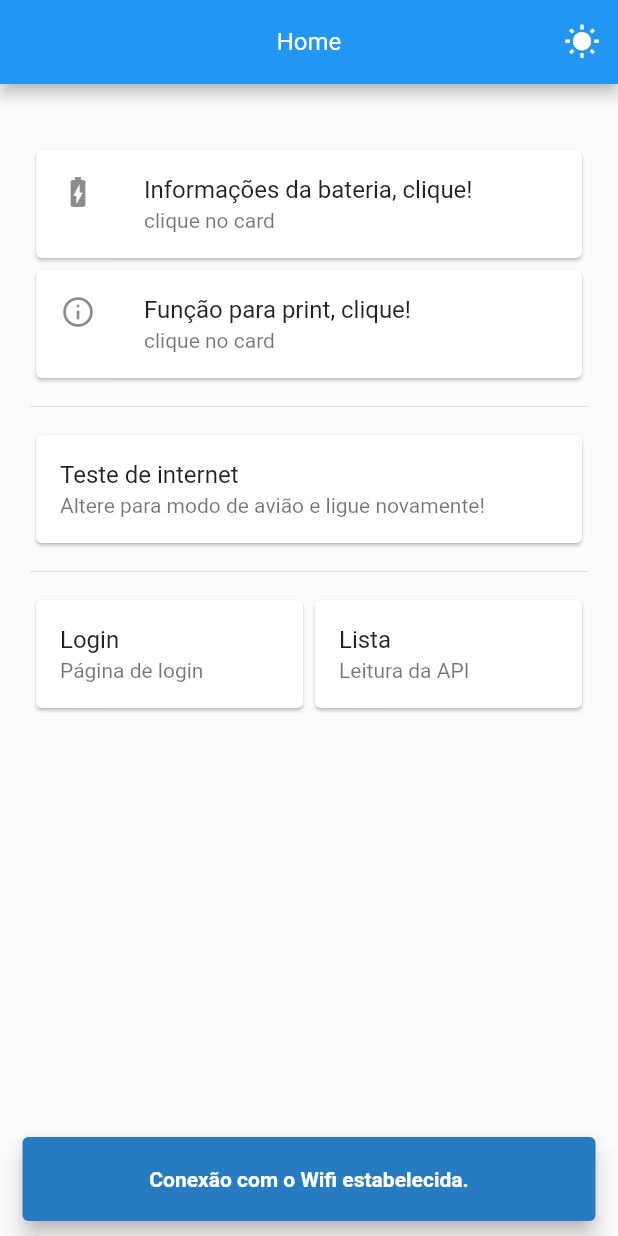
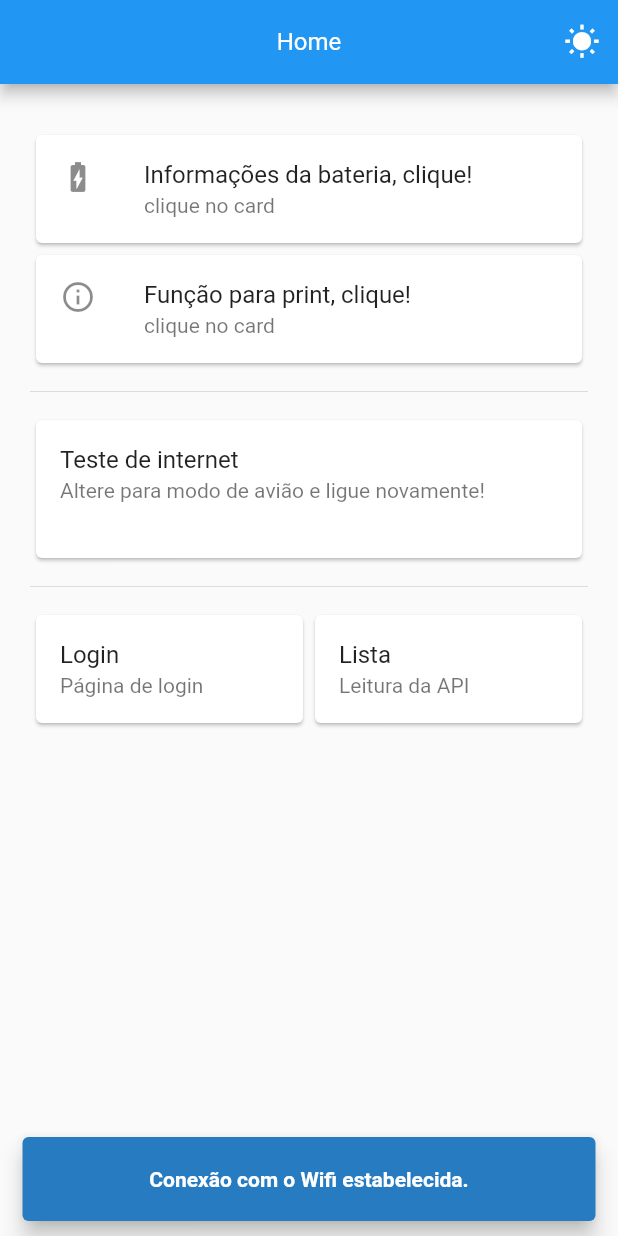
Before and after one commit to carlosmalltec/mdmottu, a Flutter app: the HomePhone widget shown alone on an empty page, opened directly with empty values, on a phone screen of 412 x 824 dp. Run offline on Flutter 3.47's test engine with Material 2 defaults, Android fonts, the phone set to English and light mode, and no system bars; our stand-ins replace connectivity_plus, dio, equatable, get_it, google_fonts, shared_preferences; accounts and stored records are empty.

Commit message:
ajuste na home

```diff
--- a/lib/features/home/presenter/pages/home_phone.dart
+++ b/lib/features/home/presenter/pages/home_phone.dart
@@ -3,6 +3,7 @@ import 'package:mdmottu/core/scaffold_app/scaffold_app.dart';
 import 'package:mdmottu/core/theme_preference/theme_model.dart';
 import 'package:mdmottu/features/design_system/colors/colors_app.dart';
 
+import '../../../../core/responsive/responsive_builder.dart';
 import '../../../../dependency_injections/service_locator.dart';
 import '../controllers/home_controller.dart';
 
@@ -43,10 +44,11 @@ class _HomePhoneState extends State<HomePhone> {
           )
         ],
       ),
-      body: Container(
-        padding: const EdgeInsets.symmetric(horizontal: 20, vertical: 40),
-        child: Column(
-          crossAxisAlignment: CrossAxisAlignment.start,
+      body: ResponsiveBuilder(builder: (context, view) {
+        return Container(
+          height: view.localWidgetSize?.height,
+          padding: const EdgeInsets.symmetric(horizontal: 20, vertical: 30),
+          child: ListView(
             children: [
               ValueListenableBuilder(
                   valueListenable: _controller.batteryLevel,
@@ -74,17 +76,14 @@ class _HomePhoneState extends State<HomePhone> {
                 },
               ),
               const Divider(height: 30),
-            Row(
-              children: const [
-                Expanded(
+              const SizedBox(
+                height: 100,
                 child: Card(
                   child: ListTile(
                     title: Text('Teste de internet'),
                     subtitle: Text('Altere para modo de avião e ligue novamente!'),
                   ),
                 ),
-                ),
-              ],
               ),
               const Divider(height: 30),
               Row(
@@ -111,7 +110,8 @@ class _HomePhoneState extends State<HomePhone> {
               ),
             ],
           ),
-      ),
+        );
+      }),
     );
   }
 }
```
Lines whose indentation alone changed are shown as unchanged.
